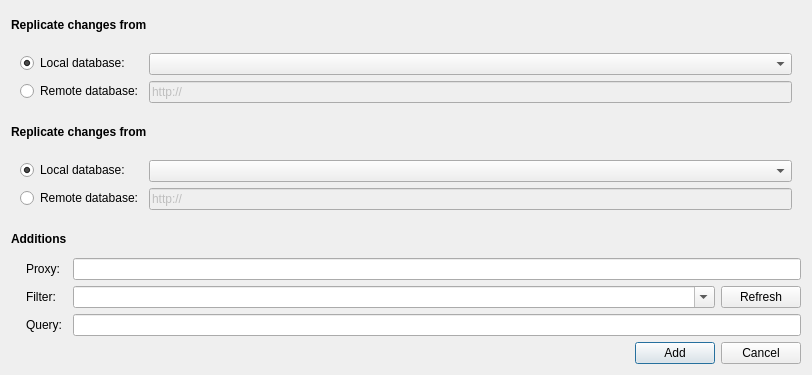
First picture: the form in couchman/forms/Tasks.ui, repository kolyanu4/couchman, before the edit.
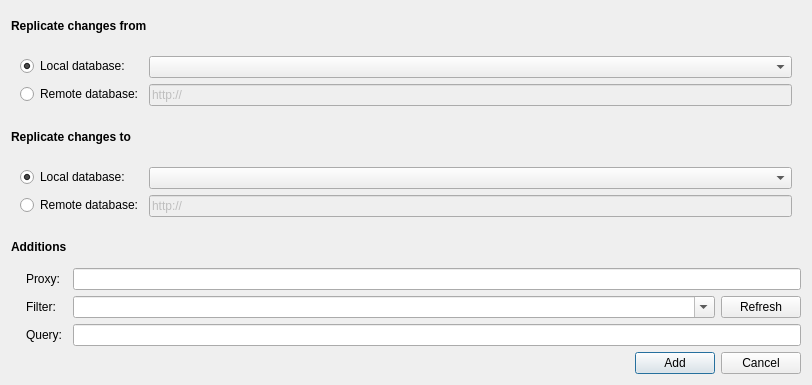
Second picture: the form after the edit.

```diff
--- a/couchman/forms/Tasks.ui
+++ b/couchman/forms/Tasks.ui
@@ -7,7 +7,7 @@
     <x>0</x>
     <y>0</y>
     <width>812</width>
-    <height>375</height>
+    <height>385</height>
    </rect>
   </property>
   <property name="windowTitle">
@@ -36,7 +36,7 @@
       </font>
      </property>
      <property name="text">
-      <string>Replicate changes from</string>
+      <string>Replicate changes to</string>
      </property>
     </widget>
    </item>
```
